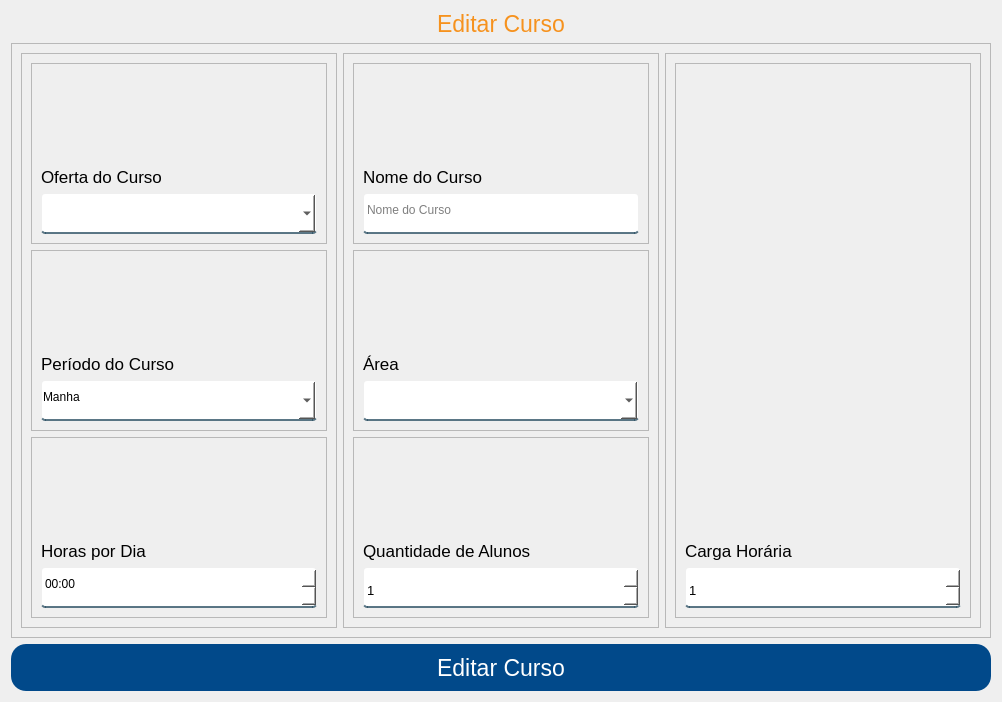
Old version of the form App/view/ui/editarCurso.ui in the repository Senac-SOR-ADS/Mapa-de-Sala.
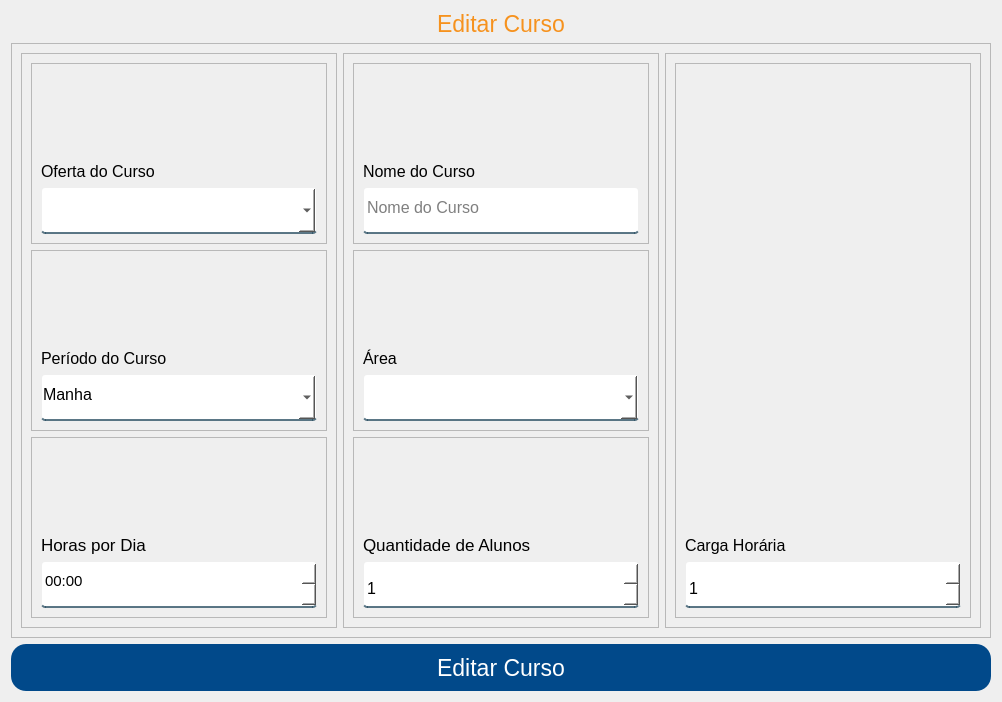
New version of the form.

Diff of the .ui file:
```diff
--- a/App/view/ui/editarCurso.ui
+++ b/App/view/ui/editarCurso.ui
@@ -129,7 +129,7 @@
              <widget class="QLabel" name="label_4">
               <property name="font">
                <font>
-                <pointsize>13</pointsize>
+                <pointsize>12</pointsize>
                </font>
               </property>
               <property name="text">
@@ -151,9 +151,14 @@
               <property name="minimumSize">
                <size>
                 <width>0</width>
-                <height>41</height>
+                <height>47</height>
                </size>
               </property>
+              <property name="font">
+               <font>
+                <pointsize>12</pointsize>
+               </font>
+              </property>
               <property name="cursor">
                <cursorShape>PointingHandCursor</cursorShape>
               </property>
@@ -184,7 +189,7 @@
              <widget class="QLabel" name="label_7">
               <property name="font">
                <font>
-                <pointsize>13</pointsize>
+                <pointsize>12</pointsize>
                </font>
               </property>
               <property name="text">
@@ -206,9 +211,14 @@
               <property name="minimumSize">
                <size>
                 <width>0</width>
-                <height>41</height>
+                <height>47</height>
                </size>
               </property>
+              <property name="font">
+               <font>
+                <pointsize>12</pointsize>
+               </font>
+              </property>
               <property name="cursor">
                <cursorShape>PointingHandCursor</cursorShape>
               </property>
@@ -276,9 +286,14 @@
               <property name="minimumSize">
                <size>
                 <width>0</width>
-                <height>41</height>
+                <height>47</height>
                </size>
               </property>
+              <property name="font">
+               <font>
+                <pointsize>11</pointsize>
+               </font>
+              </property>
               <property name="time">
                <time>
                 <hour>0</hour>
@@ -334,7 +349,7 @@
              <widget class="QLabel" name="label_2">
               <property name="font">
                <font>
-                <pointsize>13</pointsize>
+                <pointsize>12</pointsize>
                </font>
               </property>
               <property name="text">
@@ -350,9 +365,14 @@
               <property name="minimumSize">
                <size>
                 <width>0</width>
-                <height>41</height>
+                <height>47</height>
                </size>
               </property>
+              <property name="font">
+               <font>
+                <pointsize>12</pointsize>
+               </font>
+              </property>
               <property name="placeholderText">
                <string>Nome do Curso</string>
               </property>
@@ -380,7 +400,7 @@
              <widget class="QLabel" name="label_8">
               <property name="font">
                <font>
-                <pointsize>13</pointsize>
+                <pointsize>12</pointsize>
                </font>
               </property>
               <property name="text">
@@ -402,9 +422,14 @@
               <property name="minimumSize">
                <size>
                 <width>0</width>
-                <height>41</height>
+                <height>47</height>
                </size>
               </property>
+              <property name="font">
+               <font>
+                <pointsize>12</pointsize>
+               </font>
+              </property>
               <property name="cursor">
                <cursorShape>PointingHandCursor</cursorShape>
               </property>
@@ -457,12 +482,12 @@
               <property name="minimumSize">
                <size>
                 <width>0</width>
-                <height>41</height>
+                <height>47</height>
                </size>
               </property>
               <property name="font">
                <font>
-                <pointsize>10</pointsize>
+                <pointsize>12</pointsize>
                </font>
               </property>
               <property name="cursor">
@@ -516,7 +541,7 @@
              <widget class="QLabel" name="label_3">
               <property name="font">
                <font>
-                <pointsize>13</pointsize>
+                <pointsize>12</pointsize>
                </font>
               </property>
               <property name="text">
@@ -538,12 +563,12 @@
               <property name="minimumSize">
                <size>
                 <width>0</width>
-                <height>41</height>
+                <height>47</height>
                </size>
               </property>
               <property name="font">
                <font>
-                <pointsize>10</pointsize>
+                <pointsize>12</pointsize>
                </font>
               </property>
               <property name="cursor">
```
